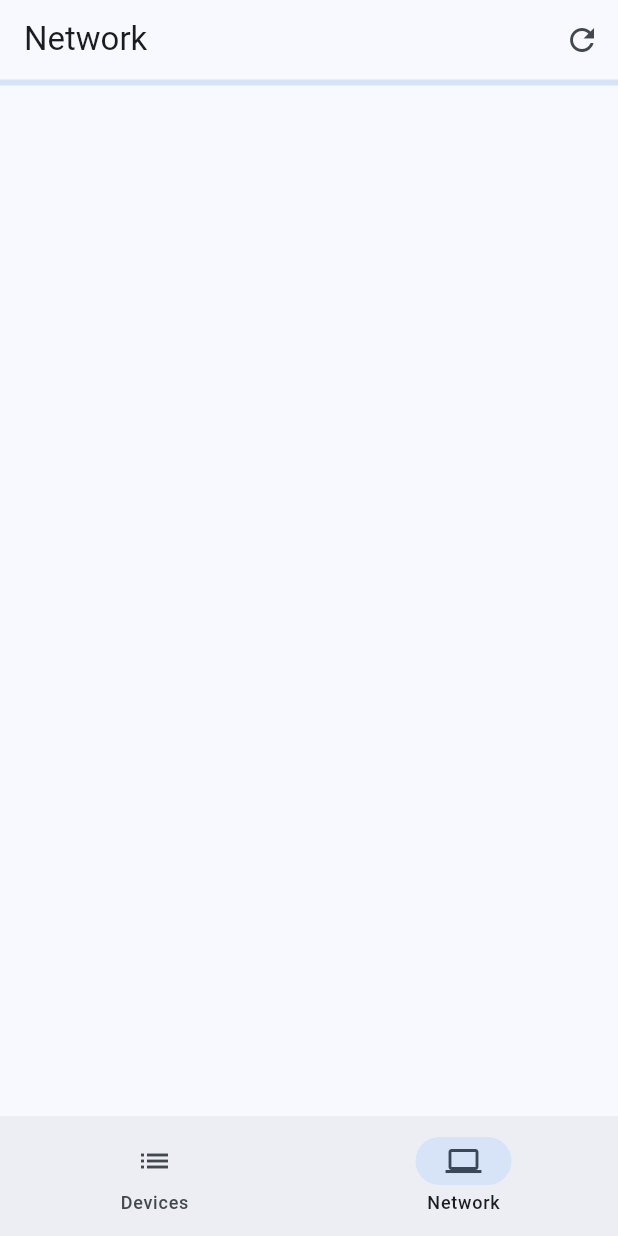
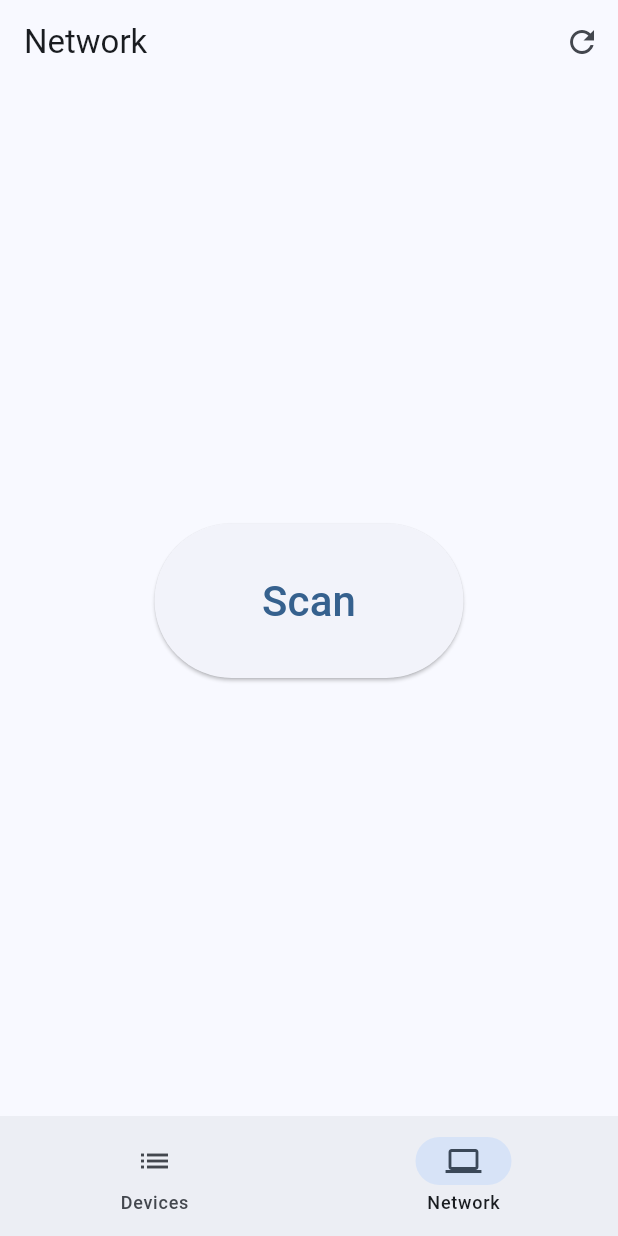
Before and after one commit to SeyitMuratKaya/wakeonlan, a Flutter app: the screen it shows after launch, item 2 of the bottom bar chosen, on a phone screen of 412 x 824 dp. Run offline on Flutter 3.47's test engine with Material 2 defaults, Android fonts, the light colour scheme and no system bars; drawn by our look-alikes of dynamic_color; our stand-ins replace convert; missing offline and left inert: lan_scanner.

Commit message:
network page ui update

```diff
--- a/lib/pages/network_page.dart
+++ b/lib/pages/network_page.dart
@@ -2,6 +2,8 @@ import 'package:flutter/material.dart';
 import 'package:lan_scanner/lan_scanner.dart';
 import '../models/models.dart';
 import '../network_item.dart';
+
+final List<Item> lanComputers = <Item>[];
 
 class NetworkPage extends StatefulWidget {
   const NetworkPage({super.key});
@@ -11,25 +13,28 @@ class NetworkPage extends StatefulWidget {
 }
 
 class _NetworkPageState extends State<NetworkPage> {
-  final List<Item> lanComputers = <Item>[];
   double progressIndicator = 0.0;
+  bool scanState = false;
 
   @override
   void initState() {
-    setState(() {
-      lanComputers.clear();
-    });
-    scan();
     super.initState();
   }
 
   Future<void> scan() async {
+    setState(() {
+      lanComputers.clear();
+      scanState = true;
+    });
+
     final scanner = LanScanner();
 
     final stream = scanner.icmpScan('192.168.1', progressCallback: (progress) {
-      // print('Progress: $progress');
       setState(() {
         progressIndicator = progress;
+        if (progress == 1.0) {
+          scanState = false;
+        }
       });
     });
 
@@ -48,24 +53,43 @@ class _NetworkPageState extends State<NetworkPage> {
         title: const Text("Network"),
         bottom: PreferredSize(
           preferredSize: const Size(double.infinity, 1.0),
-          child: LinearProgressIndicator(value: progressIndicator),
+          child: Visibility(
+              visible: scanState,
+              child: LinearProgressIndicator(value: progressIndicator)),
         ),
         actions: [
           IconButton(
             icon: const Icon(Icons.refresh),
             tooltip: 'Refresh Devices',
             onPressed: () {
-              //search network
+              if (!scanState) {
+                scan();
+              }
             },
           ),
         ],
       ),
-      body: ListView.builder(
-        itemCount: lanComputers.length,
-        itemBuilder: (context, index) {
-          return NetworkItem(item: lanComputers[index]);
-        },
-      ),
+      body: lanComputers.isEmpty
+          ? Center(
+              child: SizedBox(
+                width: MediaQuery.of(context).size.height / 4,
+                height: MediaQuery.of(context).size.width / 4,
+                child: ElevatedButton(
+                    onPressed: () {
+                      scan();
+                    },
+                    child: const Text(
+                      "Scan",
+                      textScaleFactor: 2,
+                    )),
+              ),
+            )
+          : ListView.builder(
+              itemCount: lanComputers.length,
+              itemBuilder: (context, index) {
+                return NetworkItem(item: lanComputers[index]);
+              },
+            ),
     );
   }
 }
```
